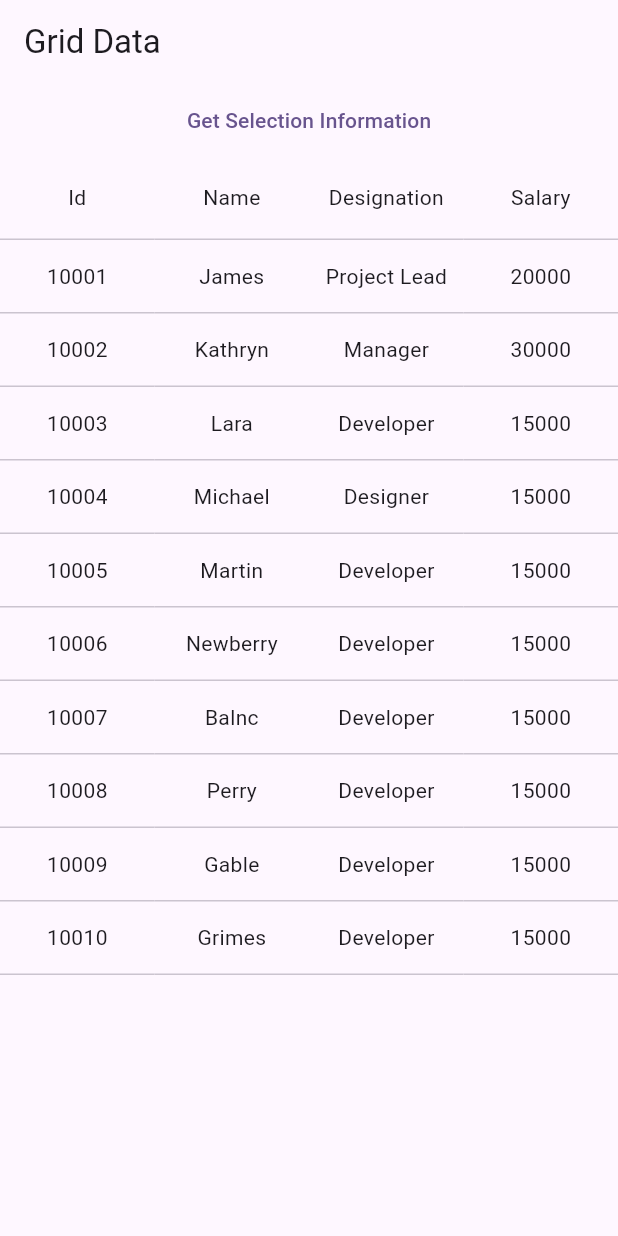
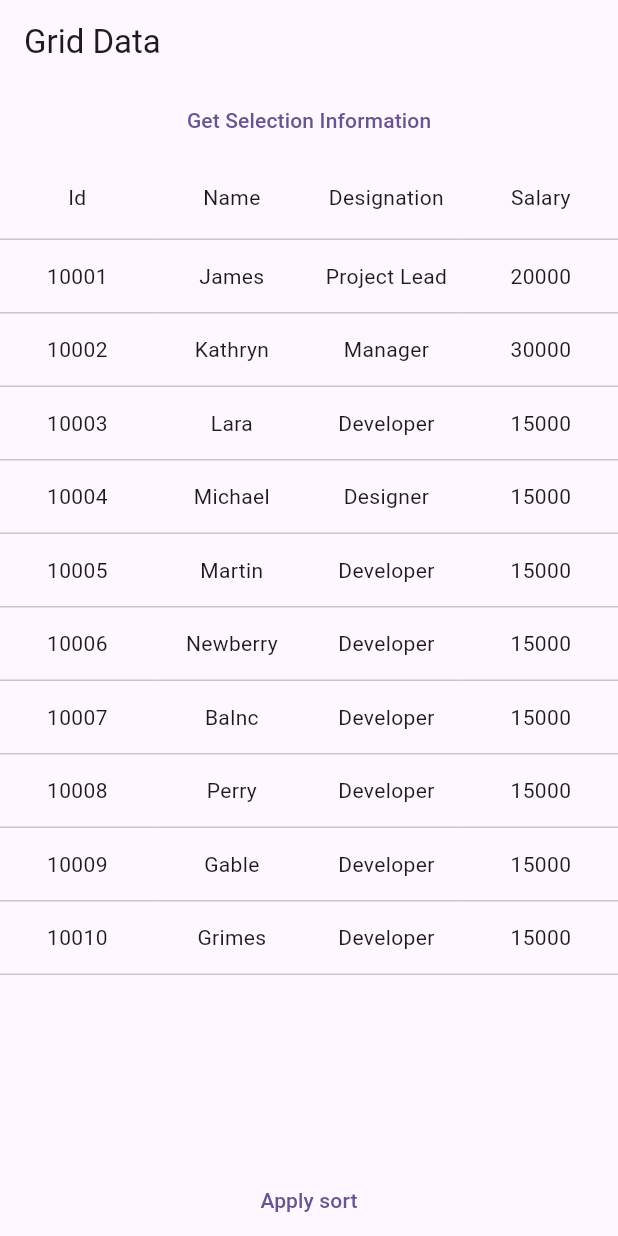
Before and after one commit to raihansikdar/scube-office-practice, a Flutter app: the screen it shows after launch, on a phone screen of 412 x 824 dp. Run offline on Flutter 3.47's test engine with Material 3 defaults, Android fonts, the light colour scheme and no system bars; drawn by our look-alikes of syncfusion_flutter_datagrid; our stand-ins replace beamer.

Commit message:
add short button

```diff
--- a/data_grid_app/lib/home_page.dart
+++ b/data_grid_app/lib/home_page.dart
@@ -93,6 +93,16 @@ class _HomePageState extends State<HomePage> {
                 columns: _getColumns(),
             ),
           ),
+          Padding(
+            padding: const EdgeInsets.symmetric(horizontal: 16.0),
+            child: TextButton(
+                onPressed: () {
+                  _employeeDataSource.sortedColumns.add(const SortColumnDetails(
+                      name: 'name', sortDirection: DataGridSortDirection.ascending));
+                  _employeeDataSource.sort();
+                },
+                child: const Text('Apply sort')),
+          )
         ],
       ),
     );
```
